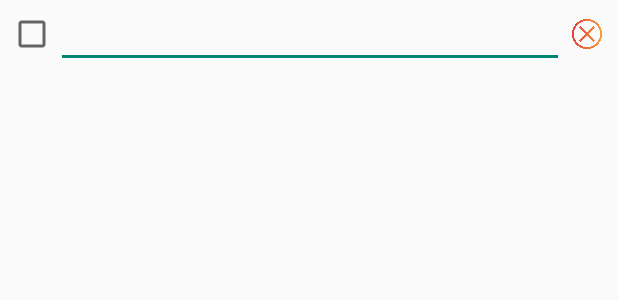
After one commit to code1iners/achacha-android, an Android app: the layout recyclerview_todos.xml on its own in the app's theme, with its tools: preview values and no code run, on a phone screen of 412 x 824 dp. The commit adds this screen. Shown: the top 300 px of the screen. Run offline under Robolectric (Android 15) with nearby library versions, the phone set to English and light mode, and no system bars.

Commit message:
Finish main focus crud

```diff
--- /dev/null
+++ b/app/src/main/java/com/example/achacha/adapters/TodoAdapter.kt
@@ -0,0 +1 @@
+package com.example.achacha.adapters
--- /dev/null
+++ b/app/src/main/java/com/example/achacha/helpers/WorkManager.kt
@@ -0,0 +1 @@
+package com.example.achacha.helpers
--- /dev/null
+++ b/app/src/main/java/com/example/achacha/models/TodoModel.kt
@@ -0,0 +1 @@
+package com.example.achacha.models
--- a/app/src/main/res/layout/fragment_main_focus.xml
+++ b/app/src/main/res/layout/fragment_main_focus.xml
@@ -6,6 +6,12 @@
     android:layout_marginHorizontal="30dp"
     android:layout_width="match_parent"
     android:layout_height="match_parent">
+
+    <Button
+        android:id="@+id/mainFragment__header_clear_button"
+        android:text="clear"
+        android:layout_width="wrap_content"
+        android:layout_height="wrap_content"/>
 
     <LinearLayout
         android:id="@+id/mainFragment__header_container"
--- /dev/null
+++ b/app/src/main/res/layout/recyclerview_todos.xml
@@ -0,0 +1,43 @@
+<?xml version="1.0" encoding="utf-8"?>
+<RelativeLayout
+    xmlns:android="http://schemas.android.com/apk/res/android"
+    android:orientation="horizontal"
+    android:layout_marginHorizontal="5dp"
+    android:layout_width="match_parent"
+    android:layout_height="wrap_content">
+
+    <CheckBox
+        android:id="@+id/todosRecyclerView_check"
+        android:layout_alignParentStart="true"
+        android:layout_centerVertical="true"
+        android:layout_width="wrap_content"
+        android:layout_height="wrap_content"/>
+
+    <TextView
+        android:id="@+id/todosRecyclerView_todo_read_mode"
+        android:layout_toEndOf="@+id/todosRecyclerView_check"
+        android:layout_toStartOf="@+id/todosRecyclerView_menu"
+        android:layout_centerVertical="true"
+        android:layout_width="match_parent"
+        android:layout_height="wrap_content"/>
+
+    <EditText
+        android:id="@+id/todosRecyclerView_todo_write_mode"
+        android:layout_toEndOf="@+id/todosRecyclerView_check"
+        android:layout_toStartOf="@+id/todosRecyclerView_delete"
+        android:layout_centerVertical="true"
+        android:layout_width="match_parent"
+        android:layout_height="wrap_content"/>
+
+    <ImageButton
+        android:id="@+id/todosRecyclerView_delete"
+        android:src="@drawable/delete_003"
+        android:scaleType="fitCenter"
+        android:background="@null"
+        android:layout_alignParentEnd="true"
+        android:layout_centerVertical="true"
+        android:layout_marginHorizontal="5dp"
+        android:layout_width="20dp"
+        android:layout_height="20dp"/>
+
+</RelativeLayout>
```
Also changed, not shown: app/src/main/res/drawable/border_5.xml (added, +8 -0 lines), app/src/main/res/layout/fragment_to_do.xml (+74 -5 lines), app/src/main/java/com/example/achacha/ui/TodoFragment.kt (renamed from app/src/main/java/com/example/achacha/ui/ToDoFragment.kt), app/src/main/res/drawable/arrow_003_r.png (added), app/src/main/res/drawable/delete_003.png (added), app/src/main/res/drawable/menu_002.png (added), 1 other file.
